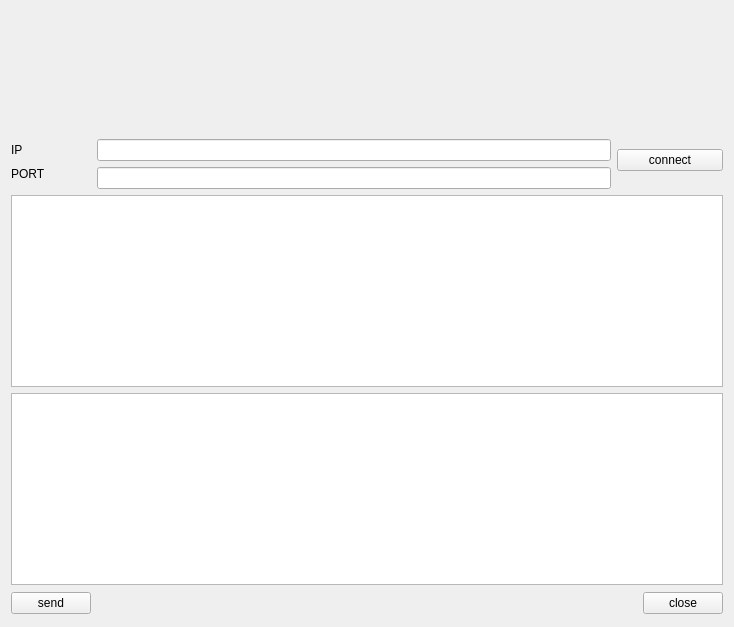
This is poPar/poPar/client.ui in sufksi/study as Qt 5 draws it before an edit. The edited form follows.
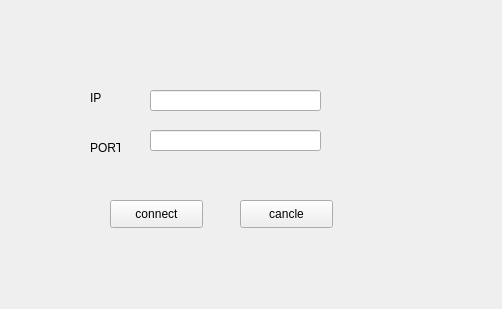
This is the edited form.

Patch:
```diff
--- a/poPar/poPar/client.ui
+++ b/poPar/poPar/client.ui
@@ -6,92 +6,85 @@
    <rect>
     <x>0</x>
     <y>0</y>
-    <width>734</width>
-    <height>627</height>
+    <width>502</width>
+    <height>309</height>
    </rect>
   </property>
   <property name="windowTitle">
    <string>Form</string>
   </property>
-  <layout class="QGridLayout" name="gridLayout">
-   <item row="6" column="0">
-    <widget class="QPushButton" name="pushButtonSend">
-     <property name="text">
-      <string>send</string>
-     </property>
-    </widget>
-   </item>
-   <item row="6" column="1" colspan="2">
-    <spacer name="horizontalSpacer">
-     <property name="orientation">
-      <enum>Qt::Horizontal</enum>
-     </property>
-     <property name="sizeHint" stdset="0">
-      <size>
-       <width>515</width>
-       <height>25</height>
-      </size>
-     </property>
-    </spacer>
-   </item>
-   <item row="1" column="1">
-    <widget class="QLineEdit" name="lineEditIP"/>
-   </item>
-   <item row="4" column="0" colspan="4">
-    <widget class="QTextEdit" name="textEditRead">
-     <property name="readOnly">
-      <bool>true</bool>
-     </property>
-    </widget>
-   </item>
-   <item row="5" column="0" colspan="4">
-    <widget class="QTextEdit" name="textEditWrite"/>
-   </item>
-   <item row="2" column="0">
+  <widget class="QLineEdit" name="lineEditIP">
+   <property name="geometry">
+    <rect>
+     <x>150</x>
+     <y>90</y>
+     <width>171</width>
+     <height>21</height>
+    </rect>
+   </property>
+  </widget>
     <widget class="QLabel" name="labelPort">
+   <property name="geometry">
+    <rect>
+     <x>90</x>
+     <y>140</y>
+     <width>30</width>
+     <height>16</height>
+    </rect>
+   </property>
      <property name="text">
       <string>PORT</string>
      </property>
     </widget>
-   </item>
-   <item row="1" column="2" rowspan="2" colspan="2">
-    <widget class="QPushButton" name="pushButton">
-     <property name="text">
-      <string>connect</string>
-     </property>
-    </widget>
-   </item>
-   <item row="2" column="1" rowspan="2">
-    <widget class="QLineEdit" name="lineEditPort"/>
-   </item>
-   <item row="1" column="0">
+  <widget class="QLineEdit" name="lineEditPort">
+   <property name="geometry">
+    <rect>
+     <x>150</x>
+     <y>130</y>
+     <width>171</width>
+     <height>21</height>
+    </rect>
+   </property>
+  </widget>
     <widget class="QLabel" name="labelIP">
+   <property name="geometry">
+    <rect>
+     <x>90</x>
+     <y>90</y>
+     <width>16</width>
+     <height>16</height>
+    </rect>
+   </property>
      <property name="text">
       <string>IP</string>
      </property>
     </widget>
-   </item>
-   <item row="6" column="3">
-    <widget class="QPushButton" name="pushButtonClose">
+  <widget class="QPushButton" name="pushButtonCancle">
+   <property name="geometry">
+    <rect>
+     <x>240</x>
+     <y>200</y>
+     <width>93</width>
+     <height>28</height>
+    </rect>
+   </property>
      <property name="text">
-      <string>close</string>
-     </property>
-    </widget>
-   </item>
-   <item row="0" column="2">
-    <spacer name="verticalSpacer">
-     <property name="orientation">
-      <enum>Qt::Vertical</enum>
-     </property>
-     <property name="sizeHint" stdset="0">
-      <size>
-       <width>20</width>
-       <height>40</height>
-      </size>
-     </property>
-    </spacer>
-   </item>
-  </layout>
+    <string>cancle</string>
+   </property>
+  </widget>
+  <widget class="QPushButton" name="pushButton">
+   <property name="geometry">
+    <rect>
+     <x>110</x>
+     <y>200</y>
+     <width>93</width>
+     <height>28</height>
+    </rect>
+   </property>
+   <property name="text">
+    <string>connect</string>
+   </property>
+  </widget>
  </widget>
  <resources/>
  <connections/>
```
Lines whose indentation alone changed are shown as unchanged.
